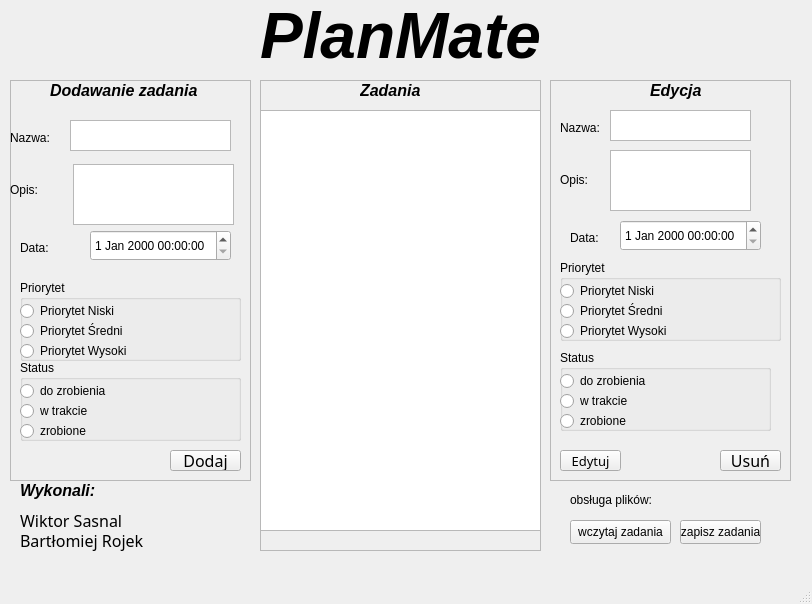
Qt form PlanMate/mainwindow.ui (wiksas/PlanMate) before a commit.
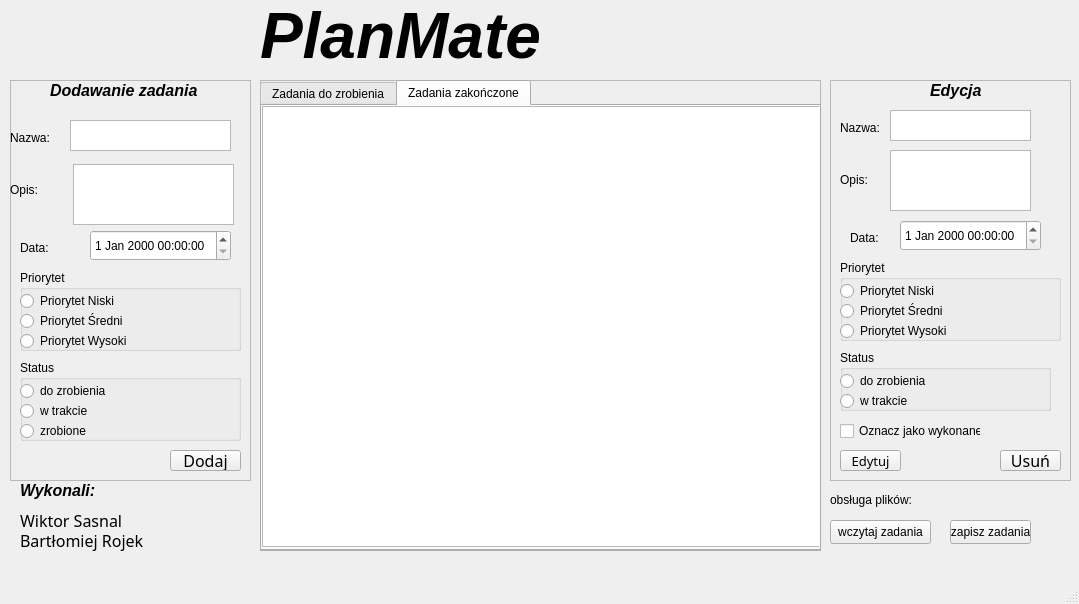
The same form after that commit. The open tabs and pages were chosen to show the change.

Patch:
```diff
--- a/PlanMate/mainwindow.ui
+++ b/PlanMate/mainwindow.ui
@@ -6,7 +6,7 @@
    <rect>
     <x>0</x>
     <y>0</y>
-    <width>812</width>
+    <width>1079</width>
     <height>604</height>
    </rect>
   </property>
@@ -37,7 +37,7 @@
    <widget class="QPushButton" name="pushButton">
     <property name="geometry">
      <rect>
-      <x>680</x>
+      <x>950</x>
       <y>520</y>
       <width>81</width>
       <height>24</height>
@@ -50,7 +50,7 @@
    <widget class="QPushButton" name="pushButton_2">
     <property name="geometry">
      <rect>
-      <x>570</x>
+      <x>830</x>
       <y>520</y>
       <width>101</width>
       <height>24</height>
@@ -63,7 +63,7 @@
    <widget class="QLabel" name="label_2">
     <property name="geometry">
      <rect>
-      <x>570</x>
+      <x>830</x>
       <y>490</y>
       <width>111</width>
       <height>20</height>
@@ -200,7 +200,7 @@
      <property name="geometry">
       <rect>
        <x>10</x>
-       <y>200</y>
+       <y>190</y>
        <width>221</width>
        <height>81</height>
       </rect>
@@ -310,7 +310,7 @@
    <widget class="QFrame" name="Edycja">
     <property name="geometry">
      <rect>
-      <x>550</x>
+      <x>830</x>
       <y>80</y>
       <width>241</width>
       <height>401</height>
@@ -507,7 +507,7 @@
        <x>10</x>
        <y>270</y>
        <width>211</width>
-       <height>81</height>
+       <height>61</height>
       </rect>
      </property>
      <property name="title">
@@ -539,19 +539,19 @@
        <string>w trakcie</string>
       </property>
      </widget>
-     <widget class="QRadioButton" name="ZrobioneEdycja">
+    </widget>
+    <widget class="QCheckBox" name="checkBoxWykonane">
       <property name="geometry">
        <rect>
-        <x>0</x>
-        <y>60</y>
-        <width>158</width>
+       <x>10</x>
+       <y>340</y>
+       <width>141</width>
         <height>22</height>
        </rect>
       </property>
       <property name="text">
-       <string>zrobione</string>
-      </property>
-     </widget>
+      <string>Oznacz jako wykonane</string>
+     </property>
     </widget>
    </widget>
    <widget class="QFrame" name="Wyswietlanie">
@@ -559,7 +559,7 @@
      <rect>
       <x>260</x>
       <y>80</y>
-      <width>281</width>
+      <width>561</width>
       <height>471</height>
      </rect>
     </property>
@@ -569,37 +569,50 @@
     <property name="frameShadow">
      <enum>QFrame::Shadow::Raised</enum>
     </property>
-    <widget class="QLabel" name="label_7">
+    <widget class="QTabWidget" name="tabWidgetZadania">
      <property name="geometry">
       <rect>
-       <x>100</x>
+       <x>0</x>
        <y>0</y>
-       <width>81</width>
-       <height>21</height>
+       <width>561</width>
+       <height>471</height>
       </rect>
      </property>
-     <property name="font">
-      <font>
-       <pointsize>12</pointsize>
-       <italic>true</italic>
-       <bold>true</bold>
-      </font>
+     <property name="currentIndex">
+      <number>0</number>
      </property>
-     <property name="text">
-      <string>Zadania</string>
-     </property>
-    </widget>
-    <widget class="QTableView" name="tableView">
+     <widget class="QWidget" name="doZrobienia">
+      <attribute name="title">
+       <string>Zadania do zrobienia</string>
+      </attribute>
+      <widget class="QTableView" name="tableViewDoZrobienia">
      <property name="geometry">
       <rect>
        <x>0</x>
-       <y>30</y>
-       <width>281</width>
+         <y>0</y>
+         <width>561</width>
        <height>421</height>
       </rect>
      </property>
     </widget>
    </widget>
+     <widget class="QWidget" name="zrobione">
+      <attribute name="title">
+       <string>Zadania zakończone</string>
+      </attribute>
+      <widget class="QTableView" name="tableViewZrobione">
+       <property name="geometry">
+        <rect>
+         <x>0</x>
+         <y>0</y>
+         <width>561</width>
+         <height>441</height>
+        </rect>
+       </property>
+      </widget>
+     </widget>
+    </widget>
+   </widget>
    <widget class="QLabel" name="label_10">
     <property name="geometry">
      <rect>
```
Left out of the diff: 4 changed lines with no effect on the pictures. Lines whose indentation alone changed are shown as unchanged.
